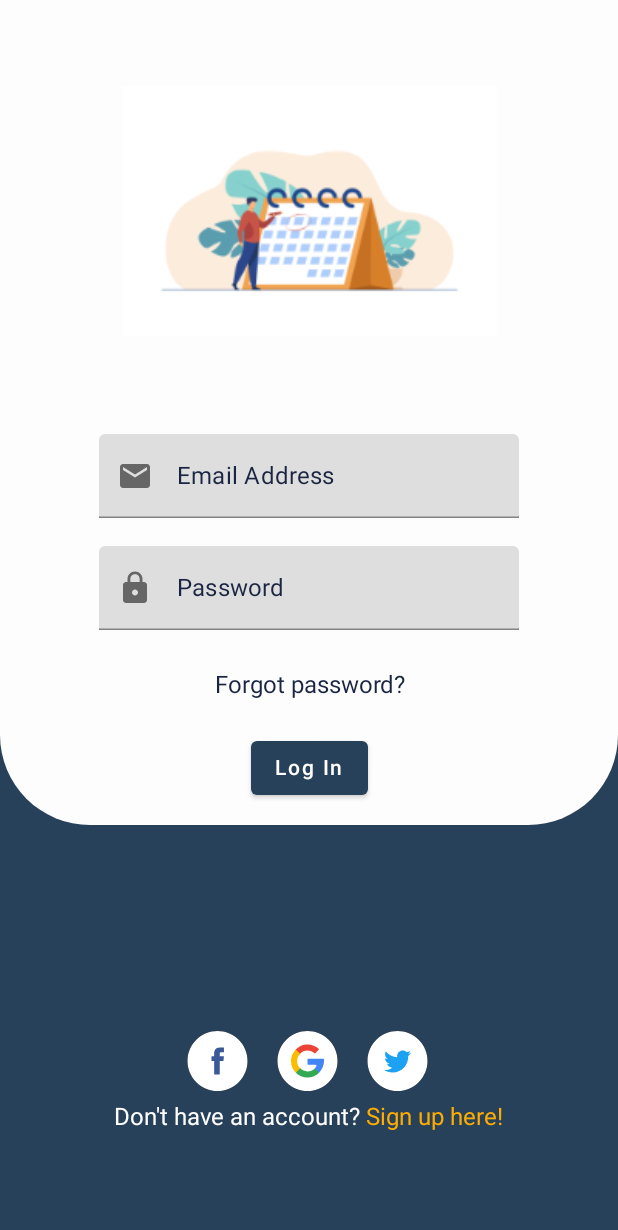
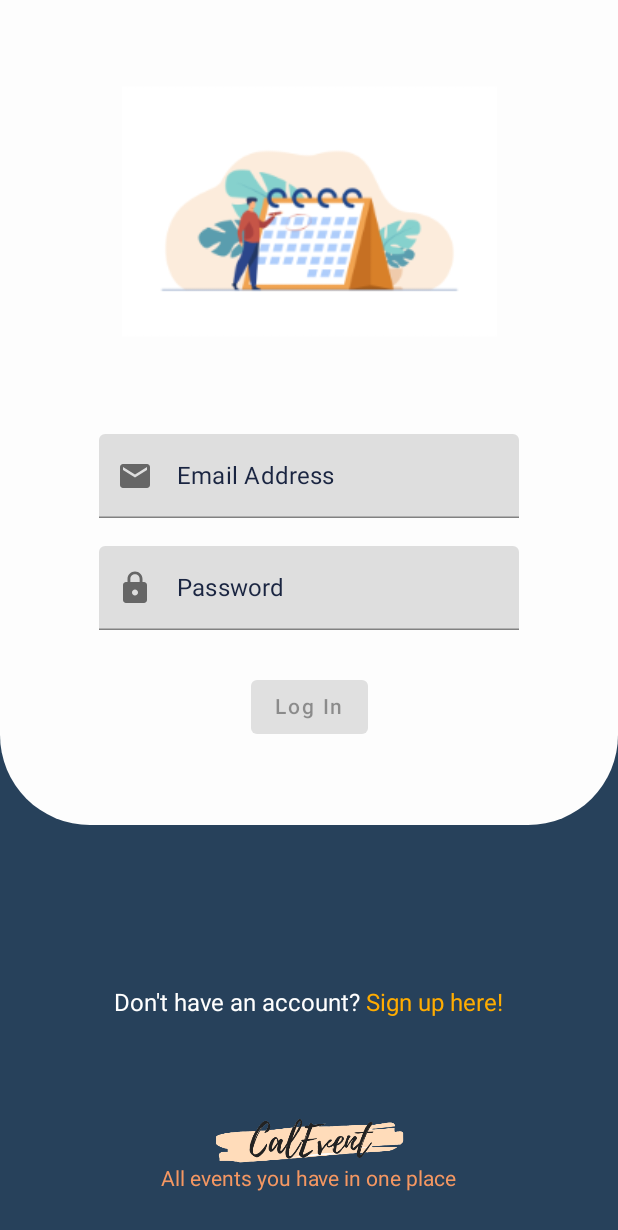
Before and after one commit to Nischhal3/event-manager, an Android app built with Jetpack Compose: the screen it shows after launch (MainActivity), on a phone screen of 412 x 824 dp. Shown: the top 1230 px of the screen. Run offline under Robolectric (Android 15) with nearby library versions, the phone set to English and light mode, and no system bars; our stand-ins replace Room's generated code, livedata-compose.

Commit message:
ui redo for a few screens

```diff
--- a/app/src/main/java/com/example/eventmanager/screens/EventDetails.kt
+++ b/app/src/main/java/com/example/eventmanager/screens/EventDetails.kt
@@ -1,5 +1,6 @@
 package com.example.eventmanager.screens
 
+import android.graphics.Bitmap
 import androidx.compose.foundation.Image
 import androidx.compose.foundation.clickable
 import androidx.compose.foundation.layout.*
@@ -14,6 +15,8 @@ import androidx.compose.runtime.Composable
 import androidx.compose.runtime.State
 import androidx.compose.ui.Alignment
 import androidx.compose.ui.Modifier
+import androidx.compose.ui.graphics.ImageBitmap
+import androidx.compose.ui.graphics.asImageBitmap
 import androidx.compose.ui.layout.ContentScale
 import androidx.compose.ui.res.painterResource
 import androidx.compose.ui.text.style.TextAlign
@@ -48,6 +51,7 @@ fun EventDetails(
                         Icon(Icons.Filled.Settings, null)
                     }
                 })
+
             Image(
                 modifier = Modifier
                     .fillMaxWidth(),
@@ -55,6 +59,7 @@ fun EventDetails(
                 contentDescription = "Header Background",
                 contentScale = ContentScale.FillWidth
             )
+
             Column(
                 modifier = Modifier
                     .padding(12.dp),
--- a/app/src/main/java/com/example/eventmanager/screens/LoginScreen.kt
+++ b/app/src/main/java/com/example/eventmanager/screens/LoginScreen.kt
@@ -28,6 +28,7 @@ import androidx.compose.ui.platform.LocalContext
 import androidx.compose.ui.res.painterResource
 import androidx.compose.ui.text.SpanStyle
 import androidx.compose.ui.text.buildAnnotatedString
+import androidx.compose.ui.text.font.FontStyle
 import androidx.compose.ui.text.font.FontWeight
 import androidx.compose.ui.text.input.PasswordVisualTransformation
 import androidx.compose.ui.text.input.TextFieldValue
@@ -35,11 +36,9 @@ import androidx.compose.ui.text.input.VisualTransformation
 import androidx.compose.ui.text.style.TextAlign
 import androidx.compose.ui.text.withStyle
 import androidx.compose.ui.unit.dp
+import androidx.compose.ui.unit.sp
 import com.example.eventmanager.R
-import com.example.eventmanager.ui.theme.Background
-import com.example.eventmanager.ui.theme.MainText
-import com.example.eventmanager.ui.theme.Secondary
-import com.example.eventmanager.ui.theme.orange
+import com.example.eventmanager.ui.theme.*
 import com.example.eventmanager.viewmodel.UserViewModel
 
 @Composable
@@ -77,31 +76,27 @@ fun loginScreen(
                 Column(
                     verticalArrangement = Arrangement.Bottom,
                     horizontalAlignment = Alignment.CenterHorizontally,
-                    modifier = Modifier.offset(y = (-30).dp)
                 ) {
-                    Row() {
-                        Image(
-                            painter = painterResource(id = R.drawable.ic_fb),
-                            contentDescription = ""
-                        )
-                        Spacer(modifier = Modifier.padding(horizontal = 4.dp))
-                        Image(
-                            painter = painterResource(id = R.drawable.ic_google),
-                            contentDescription = ""
-                        )
-                        Spacer(modifier = Modifier.padding(horizontal = 4.dp))
-                        Image(
-                            painter = painterResource(id = R.drawable.ic_twitter),
-                            contentDescription = ""
-                        )
-
-                    }
                     Text(
-                        modifier = Modifier.clickable { navController.navigate("register") },
+                        modifier = Modifier
+                            .offset(y = (20).dp)
+                            .clickable { navController.navigate("register") },
                         text = signupText,
                         color = Color.White
                     )
-                    Spacer(modifier = Modifier.padding(bottom = 40.dp))
+                    Image(
+                        painter = painterResource(id = R.drawable.logo),
+                        contentDescription = "logo",
+                        modifier = Modifier
+                            .width(150.dp)
+                            .offset(y = (30).dp),
+                    )
+                    Text(
+                        modifier = Modifier.offset(y = (-30).dp),
+                        text = "All events you have in one place",
+                        fontSize = 14.sp,
+                        color = Main
+                    )
 
                 }
             }
@@ -162,39 +157,29 @@ fun loginScreen(
                     )
 
                     Spacer(modifier = Modifier.padding(vertical = 12.dp))
-                    CompositionLocalProvider(LocalContentAlpha provides ContentAlpha.medium) {
-                        Text(
-                            modifier = Modifier.clickable { navController.navigate("register") },
-                            text = "Forgot password?",
-                            textAlign = TextAlign.End,
-                            color = MainText
-                        )
-                    }
-
-                    Spacer(modifier = Modifier.padding(vertical = 12.dp))
 
                     Button(
                         onClick = {
-                            //userList.value.map {
-                            //if (it.user_name == userName.value && it.password == password.value) {
-                            navController.navigate("main") {
-                                popUpTo("login") { inclusive = true }
+                            userList.value.map {
+                                if (it.user_name == userName.value && it.password == password.value) {
+                                    navController.navigate("main") {
+                                        popUpTo("login") { inclusive = true }
+                                    }
+                                } else {
+                                    Toast.makeText(
+                                        context,
+                                        "Invalid username or password",
+                                        Toast.LENGTH_SHORT
+                                    ).show()
+                                }
                             }
-                            // } else {
-                            //Toast.makeText(
-                            //    context,
-                            //   "Invalid username or password",
-                            // Toast.LENGTH_SHORT
-                            //  ).show()
-                            //}
-                            //}
                         },
                         colors = ButtonDefaults.buttonColors(
                             backgroundColor = Secondary,
                             Color.White
                         ),
                         shape = MaterialTheme.shapes.medium,
-                        //enabled = isEnabled
+                        enabled = isEnabled
 
                     ) {
                         Text(text = "Log In")
--- a/app/src/main/java/com/example/eventmanager/ui/theme/Color.kt
+++ b/app/src/main/java/com/example/eventmanager/ui/theme/Color.kt
@@ -6,7 +6,8 @@ val Purple500 = Color(0xFF6200EE)
 val Purple700 = Color(0xFF3700B3)
 val Teal200 = Color(0xFF03DAC5)
 
-val purplish = Color(0xff4e3d77)
+val delete = Color(0xFFD03839)
+val red = Color(0xFFF7816F)
 val orange = Color(0xffffac00)
 val Background = Color(0xFFFDFDFD)
 val MainText = Color(0xFF1A2541)
```
Also changed, not shown: app/src/main/java/com/example/eventmanager/AuthScreen.kt (deleted, +0 -7 lines), app/src/main/java/com/example/eventmanager/BottomBar.kt (deleted, +0 -37 lines), app/src/main/java/com/example/eventmanager/navigation/BottomNav.kt (+22 -7 lines), app/src/main/java/com/example/eventmanager/screens/Account.kt (+16 -57 lines), app/src/main/java/com/example/eventmanager/screens/Home.kt (+34 -10 lines), app/src/main/res/drawable-nodpi/logo.png (added).
